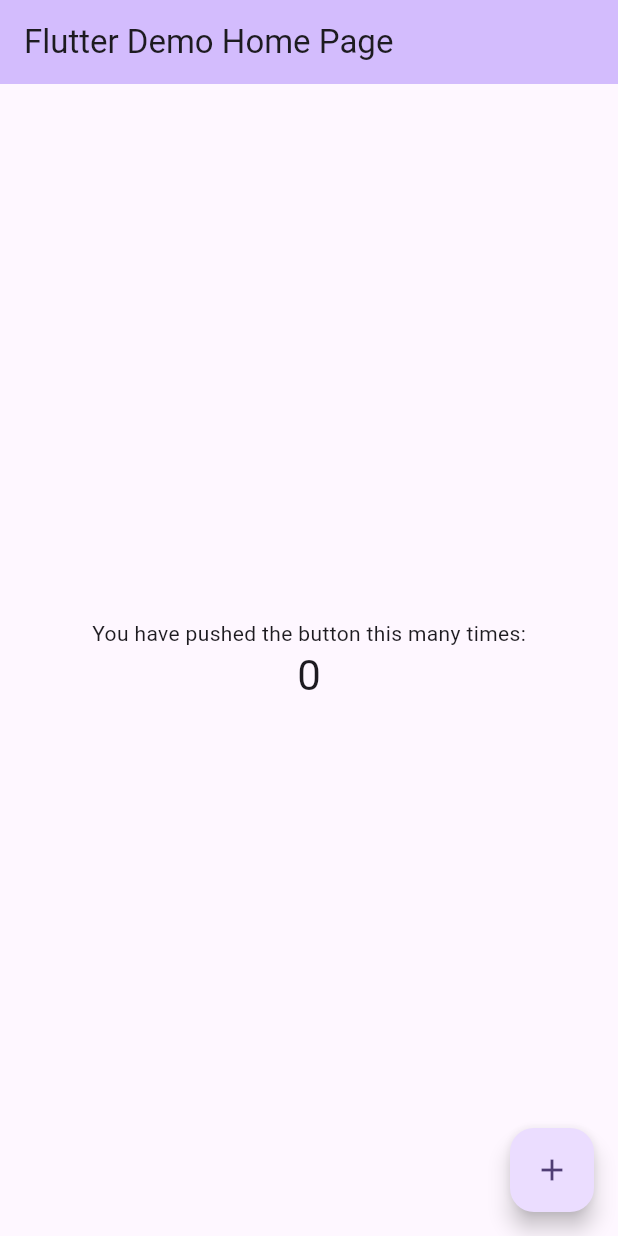
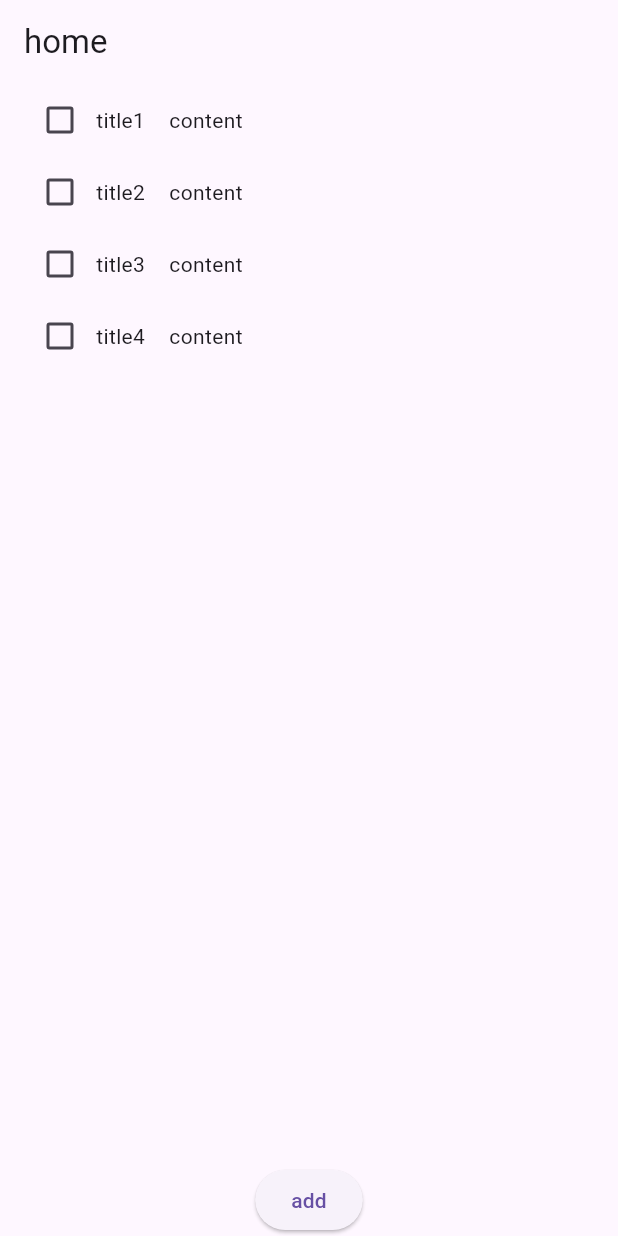
Before and after one commit to kjc6735/flutter, a Flutter app: the screen it shows after launch, on a phone screen of 412 x 824 dp. Run offline on Flutter 3.47's test engine with Material 3 defaults, Android fonts, the phone set to English and light mode, and no system bars; our stand-ins replace flutter_riverpod, riverpod.

Commit message:
리버팟 연습 todo

```diff
--- /dev/null
+++ b/riverpod_todo_app/lib/components/go_page_button.dart
@@ -0,0 +1,23 @@
+import 'package:flutter/material.dart';
+
+class GoPageButton extends StatelessWidget {
+  final String text;
+  final Function fn;
+  final BuildContext context;
+  const GoPageButton({
+    super.key,
+    required this.text,
+    required this.fn,
+    required this.context,
+  });
+
+  @override
+  Widget build(BuildContext _context) {
+    return ElevatedButton(
+      onPressed: () {
+        Navigator.of(_context).push(MaterialPageRoute(builder: (_) => fn()));
+      },
+      child: Text(text),
+    );
+  }
+}
--- /dev/null
+++ b/riverpod_todo_app/lib/components/todo_item.dart
@@ -0,0 +1,27 @@
+import 'package:flutter/material.dart';
+import 'package:flutter_riverpod/flutter_riverpod.dart';
+import 'package:riverpod_todo_app/model/todo_item_model.dart';
+import 'package:riverpod_todo_app/riverpod/todo_list_provider.dart';
+
+class TodoItem extends ConsumerWidget {
+  final TodoItemModel todo;
+
+  const TodoItem({required this.todo, super.key});
+
+  @override
+  Widget build(BuildContext context, WidgetRef ref) {
+    return Row(
+      children: [
+        Checkbox(
+          value: todo.isDone,
+          onChanged: (_) {
+            ref.read(todoListProvider.notifier).toggleIsDone(title: todo.title);
+          },
+        ),
+        Text(todo.title),
+        Padding(padding: EdgeInsets.only(left: 16)),
+        Text(todo.content),
+      ],
+    );
+  }
+}
--- /dev/null
+++ b/riverpod_todo_app/lib/components/todo_list_component.dart
@@ -0,0 +1,15 @@
+import 'package:flutter/material.dart';
+import 'package:flutter_riverpod/flutter_riverpod.dart';
+import 'package:riverpod_todo_app/components/todo_item.dart';
+import 'package:riverpod_todo_app/model/todo_item_model.dart';
+import 'package:riverpod_todo_app/riverpod/todo_list_provider.dart';
+
+class TodoListComponent extends ConsumerWidget {
+  const TodoListComponent({super.key});
+
+  @override
+  Widget build(BuildContext context, WidgetRef ref) {
+    final List<TodoItemModel> state = ref.watch(todoListProvider);
+    return ListView(children: state.map((e) => TodoItem(todo: e)).toList());
+  }
+}
--- /dev/null
+++ b/riverpod_todo_app/lib/layout/default_layout.dart
@@ -0,0 +1,25 @@
+import 'package:flutter/material.dart';
+
+class DefaultLayout extends StatelessWidget {
+  final String title;
+  final Widget body;
+  final List<Widget>? actions;
+
+  const DefaultLayout({
+    Key? key,
+    required this.title,
+    required this.body,
+    this.actions,
+  }) : super(key: key);
+
+  @override
+  Widget build(BuildContext context) {
+    return Scaffold(
+      appBar: AppBar(title: Text(title), actions: actions),
+      body: Padding(
+        padding: EdgeInsets.symmetric(horizontal: 16.0),
+        child: body,
+      ),
+    );
+  }
+}
--- a/riverpod_todo_app/lib/main.dart
+++ b/riverpod_todo_app/lib/main.dart
@@ -1,122 +1,7 @@
 import 'package:flutter/material.dart';
+import 'package:flutter_riverpod/flutter_riverpod.dart';
+import 'package:riverpod_todo_app/screen/home_screen.dart';
 
 void main() {
-  runApp(const MyApp());
+  runApp(ProviderScope(child: MaterialApp(home: HomeScreen())));
 }
-
-class MyApp extends StatelessWidget {
-  const MyApp({super.key});
-
-  // This widget is the root of your application.
-  @override
-  Widget build(BuildContext context) {
-    return MaterialApp(
-      title: 'Flutter Demo',
-      theme: ThemeData(
-        // This is the theme of your application.
-        //
-        // TRY THIS: Try running your application with "flutter run". You'll see
-        // the application has a purple toolbar. Then, without quitting the app,
-        // try changing the seedColor in the colorScheme below to Colors.green
-        // and then invoke "hot reload" (save your changes or press the "hot
-        // reload" button in a Flutter-supported IDE, or press "r" if you used
-        // the command line to start the app).
-        //
-        // Notice that the counter didn't reset back to zero; the application
-        // state is not lost during the reload. To reset the state, use hot
-        // restart instead.
-        //
-        // This works for code too, not just values: Most code changes can be
-        // tested with just a hot reload.
-        colorScheme: .fromSeed(seedColor: Colors.deepPurple),
-      ),
-      home: const MyHomePage(title: 'Flutter Demo Home Page'),
-    );
-  }
-}
-
-class MyHomePage extends StatefulWidget {
-  const MyHomePage({super.key, required this.title});
-
-  // This widget is the home page of your application. It is stateful, meaning
-  // that it has a State object (defined below) that contains fields that affect
-  // how it looks.
-
-  // This class is the configuration for the state. It holds the values (in this
-  // case the title) provided by the parent (in this case the App widget) and
-  // used by the build method of the State. Fields in a Widget subclass are
-  // always marked "final".
-
-  final String title;
-
-  @override
-  State<MyHomePage> createState() => _MyHomePageState();
-}
-
-class _MyHomePageState extends State<MyHomePage> {
-  int _counter = 0;
-
-  void _incrementCounter() {
-    setState(() {
-      // This call to setState tells the Flutter framework that something has
-      // changed in this State, which causes it to rerun the build method below
-      // so that the display can reflect the updated values. If we changed
-      // _counter without calling setState(), then the build method would not be
-      // called again, and so nothing would appear to happen.
-      _counter++;
-    });
-  }
-
-  @override
-  Widget build(BuildContext context) {
-    // This method is rerun every time setState is called, for instance as done
-    // by the _incrementCounter method above.
-    //
-    // The Flutter framework has been optimized to make rerunning build methods
-    // fast, so that you can just rebuild anything that needs updating rather
-    // than having to individually change instances of widgets.
-    return Scaffold(
-      appBar: AppBar(
-        // TRY THIS: Try changing the color here to a specific color (to
-        // Colors.amber, perhaps?) and trigger a hot reload to see the AppBar
-        // change color while the other colors stay the same.
-        backgroundColor: Theme.of(context).colorScheme.inversePrimary,
-        // Here we take the value from the MyHomePage object that was created by
-        // the App.build method, and use it to set our appbar title.
-        title: Text(widget.title),
-      ),
-      body: Center(
-        // Center is a layout widget. It takes a single child and positions it
-        // in the middle of the parent.
-        child: Column(
-          // Column is also a layout widget. It takes a list of children and
-          // arranges them vertically. By default, it sizes itself to fit its
-          // children horizontally, and tries to be as tall as its parent.
-          //
-          // Column has various properties to control how it sizes itself and
-          // how it positions its children. Here we use mainAxisAlignment to
-          // center the children vertically; the main axis here is the vertical
-          // axis because Columns are vertical (the cross axis would be
-          // horizontal).
-          //
-          // TRY THIS: Invoke "debug painting" (choose the "Toggle Debug Paint"
-          // action in the IDE, or press "p" in the console), to see the
-          // wireframe for each widget.
-          mainAxisAlignment: .center,
-          children: [
-            const Text('You have pushed the button this many times:'),
-            Text(
-              '$_counter',
-              style: Theme.of(context).textTheme.headlineMedium,
-            ),
-          ],
-        ),
-      ),
-      floatingActionButton: FloatingActionButton(
-        onPressed: _incrementCounter,
-        tooltip: 'Increment',
-        child: const Icon(Icons.add),
-      ),
-    );
-  }
-}
--- /dev/null
+++ b/riverpod_todo_app/lib/model/todo_item_model.dart
@@ -0,0 +1,11 @@
+class TodoItemModel {
+  final String title;
+  final String content;
+  final bool isDone;
+
+  const TodoItemModel({
+    required this.content,
+    required this.title,
+    this.isDone = false,
+  });
+}
--- /dev/null
+++ b/riverpod_todo_app/lib/riverpod/todo_list_provider.dart
@@ -0,0 +1,35 @@
+import 'package:riverpod/legacy.dart';
+import 'package:riverpod_todo_app/model/todo_item_model.dart';
+
+final todoListProvider =
+    StateNotifierProvider<TodoListNotifier, List<TodoItemModel>>(
+      (ref) => TodoListNotifier(),
+    );
+
+class TodoListNotifier extends StateNotifier<List<TodoItemModel>> {
+  TodoListNotifier()
+    : super([
+        TodoItemModel(content: "content", title: "title1"),
+        TodoItemModel(content: "content", title: "title2"),
+        TodoItemModel(content: "content", title: "title3"),
+        TodoItemModel(content: "content", title: "title4"),
+      ]);
+
+  void toggleIsDone({required String title}) {
+    state = state
+        .map(
+          (e) => e.title == title
+              ? TodoItemModel(
+                  content: e.content,
+                  title: e.title,
+                  isDone: !e.isDone,
+                )
+              : e,
+        )
+        .toList();
+  }
+
+  void addTodo({required String title, required String content}) {
+    state = [...state, TodoItemModel(title: title, content: content)];
+  }
+}
--- /dev/null
+++ b/riverpod_todo_app/lib/screen/home_screen.dart
@@ -0,0 +1,27 @@
+import 'package:flutter/material.dart';
+import 'package:flutter_riverpod/flutter_riverpod.dart';
+import 'package:riverpod_todo_app/components/go_page_button.dart';
+import 'package:riverpod_todo_app/components/todo_list_component.dart';
+import 'package:riverpod_todo_app/layout/default_layout.dart';
+import 'package:riverpod_todo_app/screen/add_todo_screen.dart';
+
+class HomeScreen extends ConsumerWidget {
+  const HomeScreen({Key? key}) : super(key: key);
+
+  @override
+  Widget build(BuildContext context, WidgetRef ref) {
+    return DefaultLayout(
+      title: "home",
+      body: Column(
+        children: [
+          Expanded(child: TodoListComponent()),
+          GoPageButton(
+            text: "add",
+            fn: () => AddTodoScreen(),
+            context: context,
+          ),
+        ],
+      ),
+    );
+  }
+}
--- a/riverpod_todo_app/pubspec.yaml
+++ b/riverpod_todo_app/pubspec.yaml
@@ -35,6 +35,7 @@ dependencies:
   # Use with the CupertinoIcons class for iOS style icons.
   cupertino_icons: ^1.0.8
   riverpod: ^3.2.0
+  flutter_riverpod: ^3.2.0
 
 dev_dependencies:
   flutter_test:
```
Also changed, not shown: riverpod_todo_app/lib/screen/add_todo_screen.dart (added, +67 -0 lines), riverpod_todo_app/pubspec.lock.
